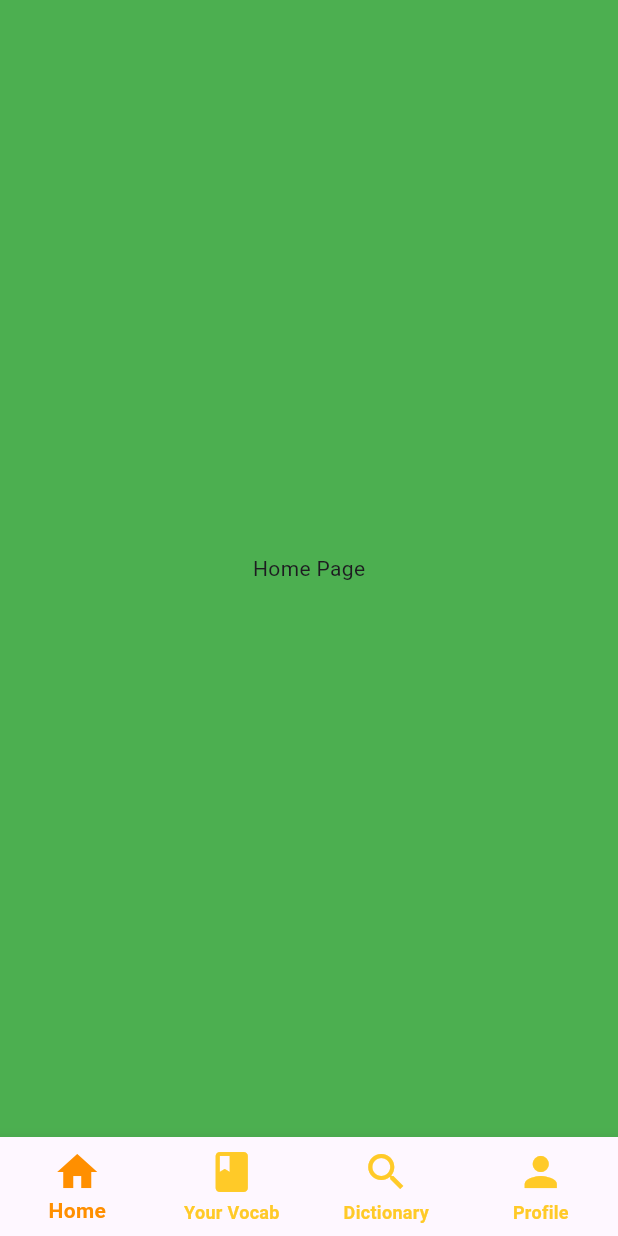
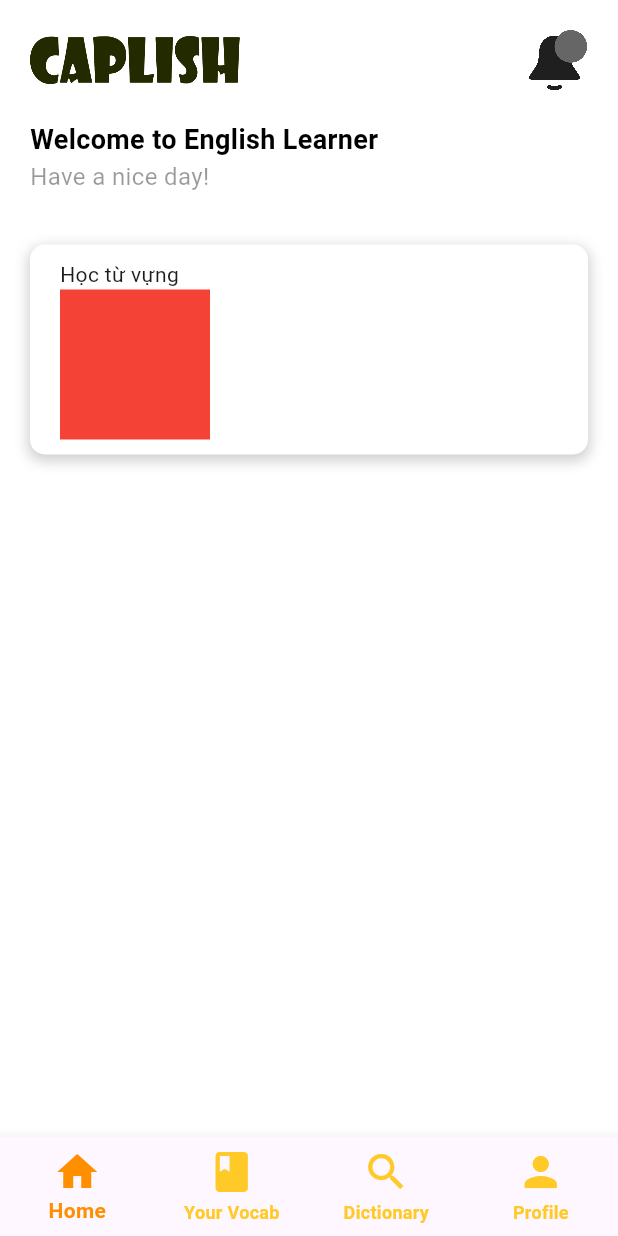
Before and after one commit to baotran310702/Vocab_Hunter, a Flutter app: the screen it shows after launch, on a phone screen of 412 x 824 dp. Run offline on Flutter 3.47's test engine with Material 3 defaults, Android fonts, the light colour scheme and no system bars; our stand-ins replace bloc, bloc_concurrency, cloud_firestore, dio, equatable, firebase_auth and 9 more; missing offline and left inert: translator, workmanager; accounts and stored records are empty.

Commit message:
home page

```diff
--- a/lib/presentations/home/home.dart
+++ b/lib/presentations/home/home.dart
@@ -1,3 +1,5 @@
+import 'package:english_learner/presentations/home/widgets/box_list_vocab_type.dart';
+import 'package:english_learner/presentations/home/widgets/header_informations.dart';
 import 'package:flutter/material.dart';
 
 class HomePage extends StatefulWidget {
@@ -13,10 +15,27 @@ class _HomePageState extends State<HomePage> {
     return MaterialApp(
       debugShowCheckedModeBanner: false,
       home: Scaffold(
-        body: Container(
-          color: Colors.green,
-          child: const Center(
-            child: Text('Home Page'),
+        body: SafeArea(
+          child: Container(
+            padding: const EdgeInsets.symmetric(
+              horizontal: 20,
+            ),
+            width: MediaQuery.of(context).size.width,
+            color: Colors.white,
+            child: const Column(
+              mainAxisAlignment: MainAxisAlignment.start,
+              children: [
+                HeaderInformations(),
+                Text(
+                  'Welcome to English Learner',
+                  style: TextStyle(
+                    color: Colors.white,
+                    fontSize: 24,
+                  ),
+                ),
+                ListVocabType(),
+              ],
+            ),
           ),
         ),
       ),
--- /dev/null
+++ b/lib/presentations/home/widgets/box_list_vocab_type.dart
@@ -0,0 +1,39 @@
+import 'package:flutter/material.dart';
+
+class ListVocabType extends StatelessWidget {
+  const ListVocabType({super.key});
+
+  @override
+  Widget build(BuildContext context) {
+    return Container(
+      padding: const EdgeInsets.symmetric(vertical: 10, horizontal: 20),
+      decoration: BoxDecoration(
+        color: Colors.white,
+        borderRadius: BorderRadius.circular(10),
+        boxShadow: [
+          BoxShadow(
+            color: Colors.grey.withOpacity(0.5),
+            spreadRadius: 1,
+            blurRadius: 7,
+            offset: const Offset(0, 3),
+          ),
+        ],
+      ),
+      child: Column(
+        crossAxisAlignment: CrossAxisAlignment.start,
+        children: [
+          const Text("Học từ vựng"),
+          Row(
+            children: [
+              Container(
+                width: 100,
+                height: 100,
+                color: Colors.red,
+              ),
+            ],
+          ),
+        ],
+      ),
+    );
+  }
+}
--- /dev/null
+++ b/lib/presentations/home/widgets/header_informations.dart
@@ -0,0 +1,56 @@
+import 'package:english_learner/gen/assets.gen.dart';
+import 'package:flutter/material.dart';
+
+class HeaderInformations extends StatefulWidget {
+  const HeaderInformations({super.key});
+
+  @override
+  State<HeaderInformations> createState() => _HeaderInformationsState();
+}
+
+class _HeaderInformationsState extends State<HeaderInformations> {
+  @override
+  Widget build(BuildContext context) {
+    return Column(
+      crossAxisAlignment: CrossAxisAlignment.start,
+      mainAxisAlignment: MainAxisAlignment.start,
+      children: [
+        Row(
+          mainAxisAlignment: MainAxisAlignment.spaceBetween,
+          children: [
+            Container(
+              child: Assets.icons.logoText.image(
+                width: 140,
+                height: 80,
+              ),
+            ),
+            Stack(
+              children: [
+                Assets.icons.bell.image(
+                  width: 40,
+                  height: 40,
+                ),
+              ],
+            )
+          ],
+        ),
+        const Text(
+          "Welcome to English Learner",
+          style: TextStyle(
+            color: Colors.black,
+            fontSize: 18,
+            fontWeight: FontWeight.bold,
+          ),
+        ),
+        Text(
+          "Have a nice day!",
+          style: TextStyle(
+            color: Colors.black.withOpacity(0.4),
+            fontSize: 16,
+            fontWeight: FontWeight.w400,
+          ),
+        ),
+      ],
+    );
+  }
+}
--- /dev/null
+++ b/lib/utils/icons.dart
@@ -0,0 +1,3 @@
+class AppIcons {
+  static const String logoText = "assets/icons/logo_text.png";
+}
--- a/pubspec.yaml
+++ b/pubspec.yaml
@@ -35,6 +35,8 @@ dependencies:
 dev_dependencies:
   flutter_test:
     sdk: flutter
+  build_runner:
+  flutter_gen_runner:
 
   flutter_lints: ^2.0.0
 
@@ -45,6 +47,7 @@ flutter:
   assets:
     - assets/dictionary.json
     - assets/notification.wav
+    - assets/icons/
 
   # fonts:
   #   - family: Schyler
```
Also changed, not shown: lib/gen/assets.gen.dart (added, +107 -0 lines), assets/icons/bell.png (added), assets/icons/logo_text.png (added), pubspec.lock.
